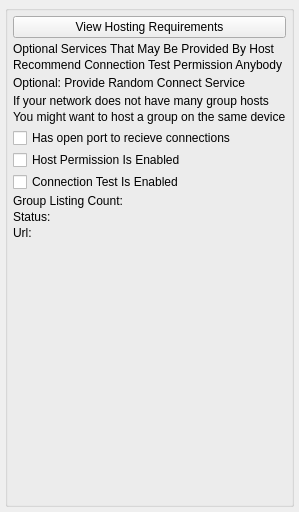
The window that nolimitgui/CommonSrc/Forms/AppletHostNetworkStatus.ui (nolimitconnect/NoLimitConnect) describes before a commit, drawn with Qt 5.
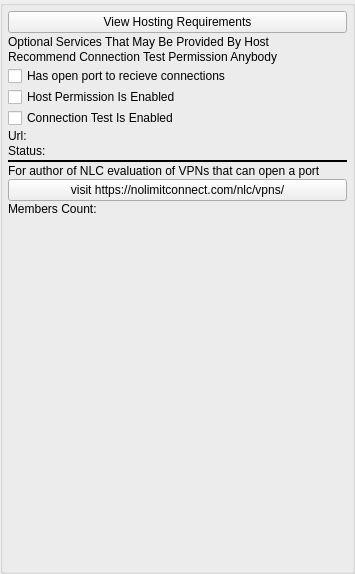
The same window after the commit. Custom widgets are drawn as their Qt base class.

Commit message: Fixup Hosting Requirements Status Dialogs

```diff
--- a/nolimitgui/CommonSrc/Forms/AppletHostNetworkStatus.ui
+++ b/nolimitgui/CommonSrc/Forms/AppletHostNetworkStatus.ui
@@ -6,8 +6,8 @@
    <rect>
     <x>0</x>
     <y>0</y>
-    <width>296</width>
-    <height>512</height>
+    <width>355</width>
+    <height>574</height>
    </rect>
   </property>
   <property name="sizePolicy">
@@ -21,16 +21,19 @@
   </property>
   <layout class="QGridLayout" name="gridLayout">
    <property name="leftMargin">
-    <number>5</number>
+    <number>0</number>
    </property>
    <property name="topMargin">
-    <number>5</number>
+    <number>0</number>
    </property>
    <property name="rightMargin">
-    <number>5</number>
+    <number>0</number>
    </property>
    <property name="bottomMargin">
-    <number>5</number>
+    <number>0</number>
+   </property>
+   <property name="spacing">
+    <number>0</number>
    </property>
    <item row="0" column="0">
     <widget class="QGroupBox" name="ItemsGroupBox">
@@ -45,7 +48,7 @@
      </property>
      <layout class="QVBoxLayout" name="verticalLayout">
       <property name="spacing">
-       <number>2</number>
+       <number>1</number>
       </property>
       <property name="leftMargin">
        <number>5</number>
@@ -86,33 +89,6 @@
       <item>
        <widget class="PermissionWidget" name="m_ConnectTestPermissionWidget" native="true"/>
       </item>
-      <item>
-       <widget class="QLabel" name="m_OptionalLabel">
-        <property name="text">
-         <string>Optional: Provide Random Connect Service</string>
-        </property>
-       </widget>
-      </item>
-      <item>
-       <widget class="PermissionWidget" name="m_RandomConnectPermissionWidget" native="true"/>
-      </item>
-      <item>
-       <widget class="QLabel" name="m_AdditionalLabel1">
-        <property name="text">
-         <string>If your network does not have many group hosts</string>
-        </property>
-       </widget>
-      </item>
-      <item>
-       <widget class="QLabel" name="m_AdditionalLabel2">
-        <property name="text">
-         <string>You might want to host a group on the same device</string>
-        </property>
-       </widget>
-      </item>
-      <item>
-       <widget class="PermissionWidget" name="m_AdditionalPermissionWidget" native="true"/>
-      </item>
       <item>
        <widget class="QCheckBox" name="m_OpenPortCheckBox">
         <property name="text">
@@ -134,48 +110,6 @@
         </property>
        </widget>
       </item>
-      <item>
-       <layout class="QHBoxLayout" name="horizontalLayout">
-        <item>
-         <widget class="QLabel" name="m_GroupCountTitleLabel">
-          <property name="text">
-           <string>Group Listing Count:</string>
-          </property>
-         </widget>
-        </item>
-        <item>
-         <widget class="QLabel" name="m_GroupListCountLabel">
-          <property name="sizePolicy">
-           <sizepolicy hsizetype="Expanding" vsizetype="Preferred">
-            <horstretch>0</horstretch>
-            <verstretch>0</verstretch>
-           </sizepolicy>
-          </property>
-          <property name="text">
-           <string/>
-          </property>
-         </widget>
-        </item>
-       </layout>
-      </item>
-      <item>
-       <layout class="QHBoxLayout" name="horizontalLayout_3">
-        <item>
-         <widget class="QLabel" name="m_StatusTitleLabel">
-          <property name="text">
-           <string>Status:</string>
-          </property>
-         </widget>
-        </item>
-        <item>
-         <widget class="QLabel" name="m_HostingStatusText">
-          <property name="text">
-           <string/>
-          </property>
-         </widget>
-        </item>
-       </layout>
-      </item>
       <item>
        <layout class="QHBoxLayout" name="horizontalLayout_2">
         <item>
@@ -200,6 +134,105 @@
         </item>
        </layout>
       </item>
+      <item>
+       <layout class="QHBoxLayout" name="horizontalLayout_3">
+        <item>
+         <widget class="QLabel" name="m_StatusTitleLabel">
+          <property name="sizePolicy">
+           <sizepolicy hsizetype="Minimum" vsizetype="Preferred">
+            <horstretch>0</horstretch>
+            <verstretch>0</verstretch>
+           </sizepolicy>
+          </property>
+          <property name="text">
+           <string>Status:  </string>
+          </property>
+         </widget>
+        </item>
+        <item>
+         <widget class="QLabel" name="m_HostingStatusText">
+          <property name="sizePolicy">
+           <sizepolicy hsizetype="Expanding" vsizetype="Preferred">
+            <horstretch>0</horstretch>
+            <verstretch>0</verstretch>
+           </sizepolicy>
+          </property>
+          <property name="text">
+           <string/>
+          </property>
+         </widget>
+        </item>
+       </layout>
+      </item>
+      <item>
+       <widget class="Line" name="line">
+        <property name="sizePolicy">
+         <sizepolicy hsizetype="Expanding" vsizetype="Fixed">
+          <horstretch>0</horstretch>
+          <verstretch>0</verstretch>
+         </sizepolicy>
+        </property>
+        <property name="minimumSize">
+         <size>
+          <width>0</width>
+          <height>4</height>
+         </size>
+        </property>
+        <property name="maximumSize">
+         <size>
+          <width>16777215</width>
+          <height>4</height>
+         </size>
+        </property>
+        <property name="frameShadow">
+         <enum>QFrame::Plain</enum>
+        </property>
+        <property name="lineWidth">
+         <number>2</number>
+        </property>
+        <property name="orientation">
+         <enum>Qt::Horizontal</enum>
+        </property>
+       </widget>
+      </item>
+      <item>
+       <widget class="QLabel" name="label_3">
+        <property name="text">
+         <string>For author of NLC evaluation of VPNs that can open a port </string>
+        </property>
+       </widget>
+      </item>
+      <item>
+       <widget class="QPushButton" name="m_VistEvalVpnsButton">
+        <property name="text">
+         <string>visit https://nolimitconnect.com/nlc/vpns/</string>
+        </property>
+       </widget>
+      </item>
+      <item>
+       <layout class="QHBoxLayout" name="horizontalLayout">
+        <item>
+         <widget class="QLabel" name="m_GroupCountTitleLabel">
+          <property name="text">
+           <string>Members Count:</string>
+          </property>
+         </widget>
+        </item>
+        <item>
+         <widget class="QLabel" name="m_GroupListCountLabel">
+          <property name="sizePolicy">
+           <sizepolicy hsizetype="Expanding" vsizetype="Preferred">
+            <horstretch>0</horstretch>
+            <verstretch>0</verstretch>
+           </sizepolicy>
+          </property>
+          <property name="text">
+           <string/>
+          </property>
+         </widget>
+        </item>
+       </layout>
+      </item>
       <item>
        <widget class="FriendListWidget" name="friendListWidget" native="true">
         <property name="sizePolicy">
```
Left out of the diff: 6 changed lines with no effect on the pictures. The commit also changes 9 other files.
